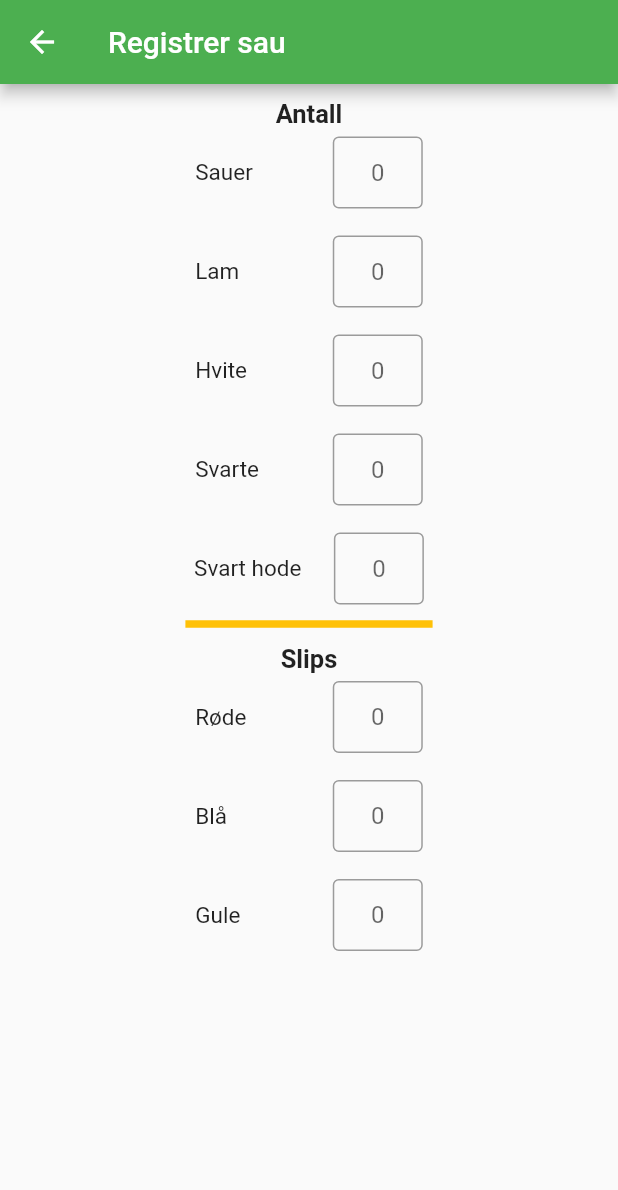
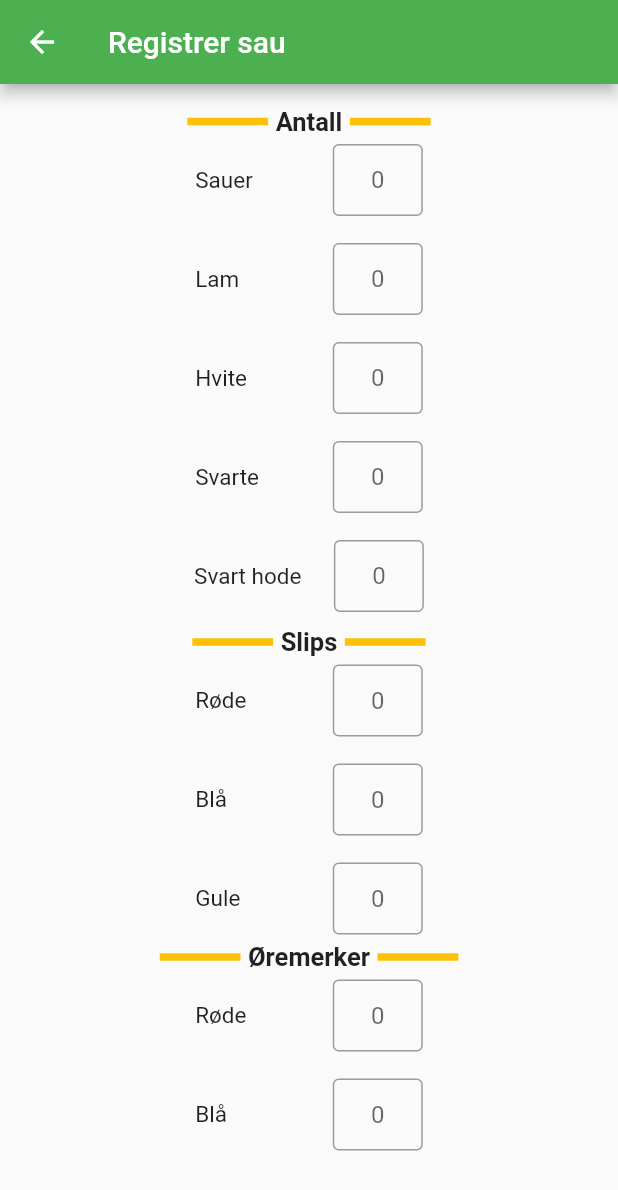
Before and after one commit to rebner-mork/ManualSupervisionOfSheepOnPasture, a Flutter app: the screen it shows after launch, on a phone screen of 412 x 824 dp. Shown: the top 1190 px of the screen. Run offline on Flutter 3.47's test engine with Material 2 defaults, Android fonts, the phone set to English and light mode, and no system bars; our stand-ins replace cloud_firestore, email_validator, firebase_auth, firebase_core, flutter_map, latlong2; accounts and stored records are empty.

Commit message:
Initial layout finished

```diff
--- a/app/lib/register/register_sheep.dart
+++ b/app/lib/register/register_sheep.dart
@@ -26,14 +26,12 @@ class _RegisterSheepState extends State<RegisterSheep> {
                 leading:
                     BackButton(onPressed: () => Navigator.of(context).pop()),
               ),
-              body: Center(
-                  child: Column(children: [
+              body: SingleChildScrollView(
+                  child: Center(
+                      child: Column(children: [
                 const SizedBox(height: 10),
-                const Text(
-                  'Antall',
-                  style: TextStyle(fontSize: 17, fontWeight: FontWeight.bold),
-                ),
-                const SizedBox(height: 5),
+                customInputHeadline('Antall'),
+
                 customInputRow('Sauer'),
                 inputFieldSpacer(),
                 customInputRow('Lam'),
@@ -44,18 +42,9 @@ class _RegisterSheepState extends State<RegisterSheep> {
                 inputFieldSpacer(),
                 customInputRow('Svart hode'),
                 const SizedBox(height: 5),
-                const FractionallySizedBox(
-                    widthFactor: 0.4,
-                    child: Divider(
-                      thickness: 5,
-                      color: Colors.amber,
-                    )),
-                const SizedBox(height: 5),
-                const Text(
-                  'Slips',
-                  style: TextStyle(fontSize: 17, fontWeight: FontWeight.bold),
-                ),
-                const SizedBox(height: 5),
+
+                customInputHeadline('Slips'),
+
                 // TODO: Conditional basert på mulige farger
                 customInputRow('Røde'),
                 inputFieldSpacer(),
@@ -63,7 +52,50 @@ class _RegisterSheepState extends State<RegisterSheep> {
                 inputFieldSpacer(),
                 customInputRow('Gule'),
                 // TODO: Conditional basert på mulige farger
-              ])),
+
+                customInputHeadline('Øremerker'),
+
+                customInputRow('Røde'),
+                inputFieldSpacer(),
+                customInputRow('Blå'),
+                const SizedBox(height: 10),
+              ]))),
             )));
   }
 }
+
+FractionallySizedBox customDivider() {
+  return const FractionallySizedBox(
+      widthFactor: 0.4,
+      child: Divider(
+        thickness: 5,
+        color: Colors.amber,
+      ));
+}
+
+Column customInputHeadline(String headline) {
+  return Column(children: [
+    const SizedBox(height: 5),
+    Row(mainAxisAlignment: MainAxisAlignment.center, children: [
+      const Flexible(
+          child: Divider(
+        thickness: 5,
+        color: Colors.amber,
+        endIndent: 5,
+      )),
+      Flexible(
+          flex: 5,
+          child: Text(
+            headline,
+            style: const TextStyle(fontSize: 17, fontWeight: FontWeight.bold),
+          )),
+      const Flexible(
+          child: Divider(
+        thickness: 5,
+        color: Colors.amber,
+        indent: 5,
+      ))
+    ]),
+    const SizedBox(height: 5),
+  ]);
+}
```
